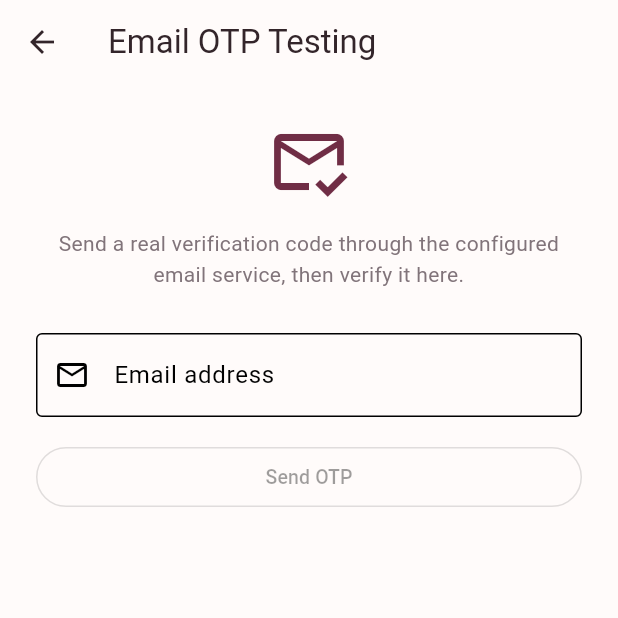
After one commit to Divyanand-Straw/Ascas-App, a Flutter app: the EmailOtpTestingScreen screen opened directly, on a phone screen of 412 x 824 dp, the top half of it. The commit adds this screen. Run offline on Flutter 3.47's test engine with Material 3 defaults, Android fonts, the phone set to English and light mode, and no system bars; our stand-ins replace flutter_local_notifications, flutter_secure_storage, local_auth, share_plus, shared_preferences, timezone; accounts and stored records are empty.

Commit message:
Integrate email OTP testing into Flutter and Python

```diff
--- /dev/null
+++ b/lib/features/auth/presentation/email_otp_testing_screen.dart
@@ -0,0 +1,247 @@
+import 'dart:async';
+
+import 'package:flutter/material.dart';
+
+import '../../../core/services/email_otp_service.dart';
+import '../../../core/theme/app_colors.dart';
+import '../../../core/widgets/otp_input.dart';
+
+class EmailOtpTestingScreen extends StatefulWidget {
+  final Future<String> Function(String email)? requestOtp;
+  final Future<String> Function(String email, String otp)? verifyOtp;
+
+  const EmailOtpTestingScreen({super.key, this.requestOtp, this.verifyOtp});
+
+  @override
+  State<EmailOtpTestingScreen> createState() => _EmailOtpTestingScreenState();
+}
+
+class _EmailOtpTestingScreenState extends State<EmailOtpTestingScreen> {
+  final _emailController = TextEditingController();
+  final _otpInputKey = GlobalKey<OtpInputState>();
+  Timer? _resendTimer;
+  String? _requestedEmail;
+  String? _statusMessage;
+  String? _errorMessage;
+  int _resendSeconds = 0;
+  bool _isLoading = false;
+  bool _isVerified = false;
+
+  bool get _isValidEmail =>
+      RegExp(r'^[^@\s]+@[^@\s]+\.[^@\s]+$')
+          .hasMatch(_emailController.text.trim());
+
+  @override
+  void dispose() {
+    _resendTimer?.cancel();
+    _emailController.dispose();
+    super.dispose();
+  }
+
+  Future<void> _requestOtp() async {
+    if (!_isValidEmail || _isLoading || _resendSeconds > 0) return;
+    final email = _emailController.text.trim();
+    setState(() {
+      _isLoading = true;
+      _errorMessage = null;
+      _statusMessage = null;
+      _isVerified = false;
+    });
+
+    try {
+      final requestOtp = widget.requestOtp ?? EmailOtpService.requestOtp;
+      final message = await requestOtp(email);
+      if (!mounted) return;
+      _otpInputKey.currentState?.clear();
+      setState(() {
+        _requestedEmail = email;
+        _statusMessage = message;
+      });
+      _startResendCountdown();
+    } on Exception catch (error) {
+      if (!mounted) return;
+      setState(() {
+        _errorMessage = error.toString().replaceFirst('Exception: ', '');
+      });
+    } finally {
+      if (mounted) setState(() => _isLoading = false);
+    }
+  }
+
+  void _startResendCountdown() {
+    _resendTimer?.cancel();
+    setState(() => _resendSeconds = 30);
+    _resendTimer = Timer.periodic(const Duration(seconds: 1), (timer) {
+      if (!mounted) {
+        timer.cancel();
+        return;
+      }
+      if (_resendSeconds <= 1) {
+        timer.cancel();
+        setState(() => _resendSeconds = 0);
+      } else {
+        setState(() => _resendSeconds--);
+      }
+    });
+  }
+
+  Future<void> _verifyOtp() async {
+    if (_isLoading) return;
+    final otp = _otpInputKey.currentState?.value ?? '';
+    if (otp.length != 6 || !RegExp(r'^[0-9]{6}$').hasMatch(otp)) {
+      setState(() => _errorMessage = 'Enter the six-digit OTP.');
+      return;
+    }
+
+    final email = _requestedEmail;
+    if (email == null) return;
+
+    setState(() {
+      _isLoading = true;
+      _errorMessage = null;
+      _statusMessage = null;
+    });
+    try {
+      final verifyOtp = widget.verifyOtp ?? EmailOtpService.verifyOtp;
+      final message = await verifyOtp(email, otp);
+      if (!mounted) return;
+      setState(() {
+        _isVerified = true;
+        _statusMessage = message;
+      });
+    } on Exception catch (error) {
+      if (!mounted) return;
+      setState(() {
+        _errorMessage = error.toString().replaceFirst('Exception: ', '');
+      });
+    } finally {
+      if (mounted) setState(() => _isLoading = false);
+    }
+  }
+
+  @override
+  Widget build(BuildContext context) {
+    return Scaffold(
+      backgroundColor: AppColors.background,
+      appBar: AppBar(
+        title: const Text('Email OTP Testing'),
+        backgroundColor: AppColors.background,
+        foregroundColor: AppColors.primaryText,
+      ),
+      body: SafeArea(
+        child: SingleChildScrollView(
+          padding: const EdgeInsets.all(24),
+          child: Column(
+            crossAxisAlignment: CrossAxisAlignment.stretch,
+            children: [
+              const Icon(
+                Icons.mark_email_read_outlined,
+                size: 56,
+                color: AppColors.burgundy,
+              ),
+              const SizedBox(height: 16),
+              const Text(
+                'Send a real verification code through the configured email '
+                'service, then verify it here.',
+                textAlign: TextAlign.center,
+                style: TextStyle(color: AppColors.secondaryText, height: 1.5),
+              ),
+              const SizedBox(height: 28),
+              TextField(
+                key: const ValueKey('email-otp-testing-email'),
+                controller: _emailController,
+                keyboardType: TextInputType.emailAddress,
+                autocorrect: false,
+                onChanged: (_) => setState(() {
+                  _errorMessage = null;
+                }),
+                decoration: const InputDecoration(
+                  labelText: 'Email address',
+                  hintText: 'you@example.com',
+                  prefixIcon: Icon(Icons.email_outlined),
+                  border: OutlineInputBorder(),
+                ),
+              ),
+              if (_emailController.text.isNotEmpty && !_isValidEmail) ...[
+                const SizedBox(height: 8),
+                const Text(
+                  'Enter a valid email address.',
+                  style: TextStyle(color: AppColors.error),
+                ),
+              ],
+              const SizedBox(height: 16),
+              OutlinedButton(
+                key: const ValueKey('email-otp-testing-send'),
+                onPressed: _isLoading || !_isValidEmail || _resendSeconds > 0
+                    ? null
+                    : _requestOtp,
+                child: _isLoading
+                    ? const SizedBox(
+                        width: 18,
+                        height: 18,
+                        child: CircularProgressIndicator(strokeWidth: 2),
+                      )
+                    : Text(
+                        _resendSeconds > 0
+                            ? 'Resend OTP in ${_resendSeconds}s'
+                            : _requestedEmail == null
+                            ? 'Send OTP'
+                            : 'Resend OTP',
+                      ),
+              ),
+              if (_requestedEmail != null) ...[
+                const SizedBox(height: 28),
+                Text(
+                  'Enter the six-digit OTP sent to $_requestedEmail',
+                  textAlign: TextAlign.center,
+                  style: const TextStyle(color: AppColors.primaryText),
+                ),
+                const SizedBox(height: 16),
+                OtpInput(
+                  key: _otpInputKey,
+                  fieldKeyPrefix: 'email-otp-testing-otp',
+                  boxHeight: 54,
+                  textStyle: const TextStyle(
+                    fontSize: 20,
+                    fontWeight: FontWeight.bold,
+                    color: AppColors.primaryText,
+                  ),
+                ),
+                const SizedBox(height: 20),
+                ElevatedButton(
+                  key: const ValueKey('email-otp-testing-verify'),
+                  onPressed: _isLoading ? null : _verifyOtp,
+                  style: ElevatedButton.styleFrom(
+                    backgroundColor: AppColors.burgundy,
+                    foregroundColor: AppColors.white,
+                  ),
+                  child: const Text('Verify OTP'),
+                ),
+              ],
+              if (_statusMessage != null) ...[
+                const SizedBox(height: 16),
+                Text(
+                  _statusMessage!,
+                  key: const ValueKey('email-otp-testing-status'),
+                  textAlign: TextAlign.center,
+                  style: TextStyle(
+                    color: _isVerified ? AppColors.success : AppColors.burgundy,
+                  ),
+                ),
+              ],
+              if (_errorMessage != null) ...[
+                const SizedBox(height: 16),
+                Text(
+                  _errorMessage!,
+                  key: const ValueKey('email-otp-testing-error'),
+                  textAlign: TextAlign.center,
+                  style: const TextStyle(color: AppColors.error),
+                ),
+              ],
+            ],
+          ),
+        ),
+      ),
+    );
+  }
+}
```
Also changed, not shown: lib/core/services/email_otp_service.dart (+28 -15 lines), lib/features/auth/presentation/login_screen.dart (+29 -0 lines), 6 other files.
